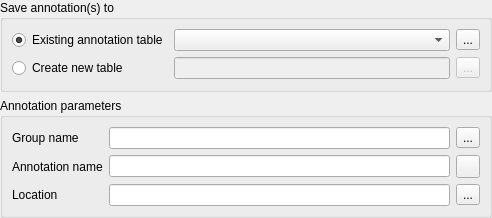
The window that src/corelibs/U2Gui/src/util/ui/CreateAnnotationWidget.ui (violethaze74/ugene) describes before a commit, drawn with Qt 5.
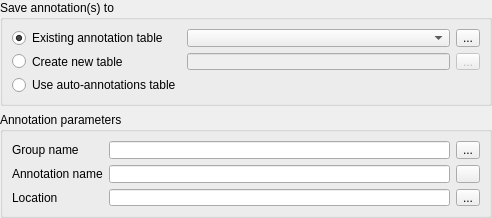
The same window after the commit. Icons and pictures are not drawn.

Commit message: UGENE-243: added ability to choose annotation type output from dialog.

Diff of the .ui file:
```diff
--- a/src/corelibs/U2Gui/src/util/ui/CreateAnnotationWidget.ui
+++ b/src/corelibs/U2Gui/src/util/ui/CreateAnnotationWidget.ui
@@ -35,7 +35,7 @@
       <string>Save annotation(s) to</string>
      </property>
      <layout class="QGridLayout" name="gridLayout">
-      <item row="0" column="0">
+      <item row="1" column="0">
        <widget class="QRadioButton" name="existingObjectRB">
         <property name="text">
          <string>Existing annotation table</string>
@@ -45,10 +45,10 @@
         </property>
        </widget>
       </item>
-      <item row="0" column="1">
+      <item row="1" column="1">
        <widget class="QComboBox" name="existingObjectCombo"/>
       </item>
-      <item row="0" column="2">
+      <item row="1" column="2">
        <widget class="QToolButton" name="existingObjectButton">
         <property name="text">
          <string>...</string>
@@ -59,21 +59,21 @@
         </property>
        </widget>
       </item>
-      <item row="1" column="0">
+      <item row="2" column="0">
        <widget class="QRadioButton" name="newFileRB">
         <property name="text">
          <string>Create new table</string>
         </property>
        </widget>
       </item>
-      <item row="1" column="1">
+      <item row="2" column="1">
        <widget class="QLineEdit" name="newFileEdit">
         <property name="enabled">
          <bool>false</bool>
         </property>
        </widget>
       </item>
-      <item row="1" column="2">
+      <item row="2" column="2">
        <widget class="QToolButton" name="newFileButton">
         <property name="enabled">
          <bool>false</bool>
@@ -83,6 +83,13 @@
         </property>
        </widget>
       </item>
+      <item row="3" column="0">
+       <widget class="QRadioButton" name="useAutoAnnotationsRB">
+        <property name="text">
+         <string>Use auto-annotations table</string>
+        </property>
+       </widget>
+      </item>
      </layout>
     </widget>
    </item>
```
Left out of the diff: 16 changed lines with no effect on the pictures. The commit also changes 7 other files.
